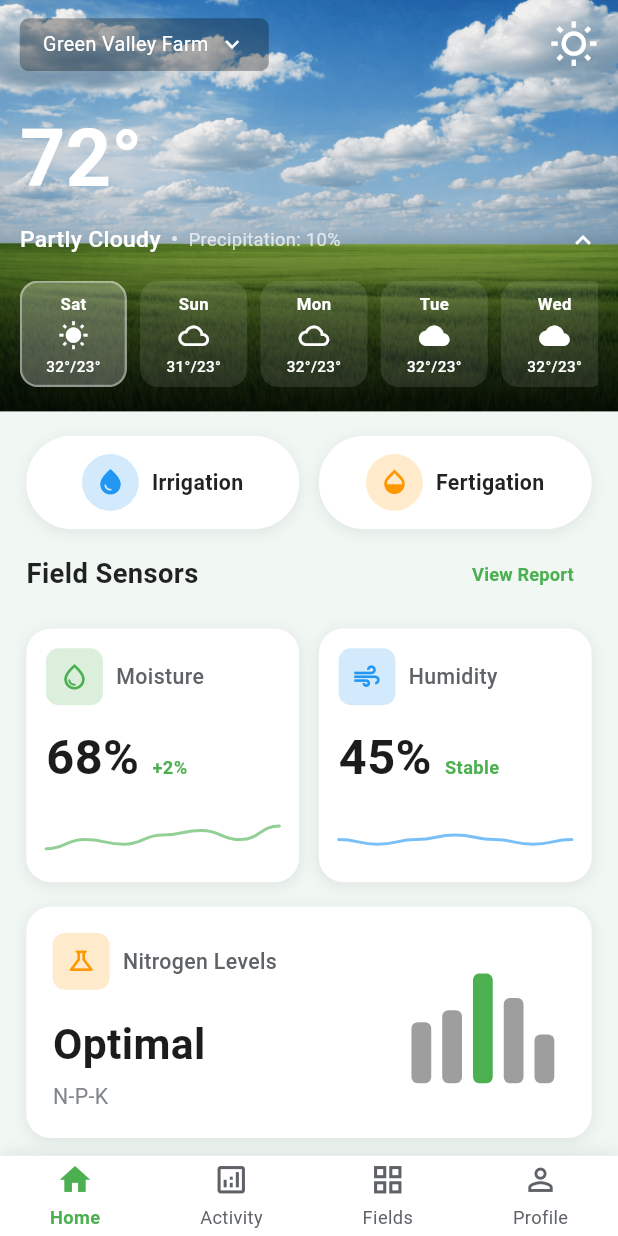
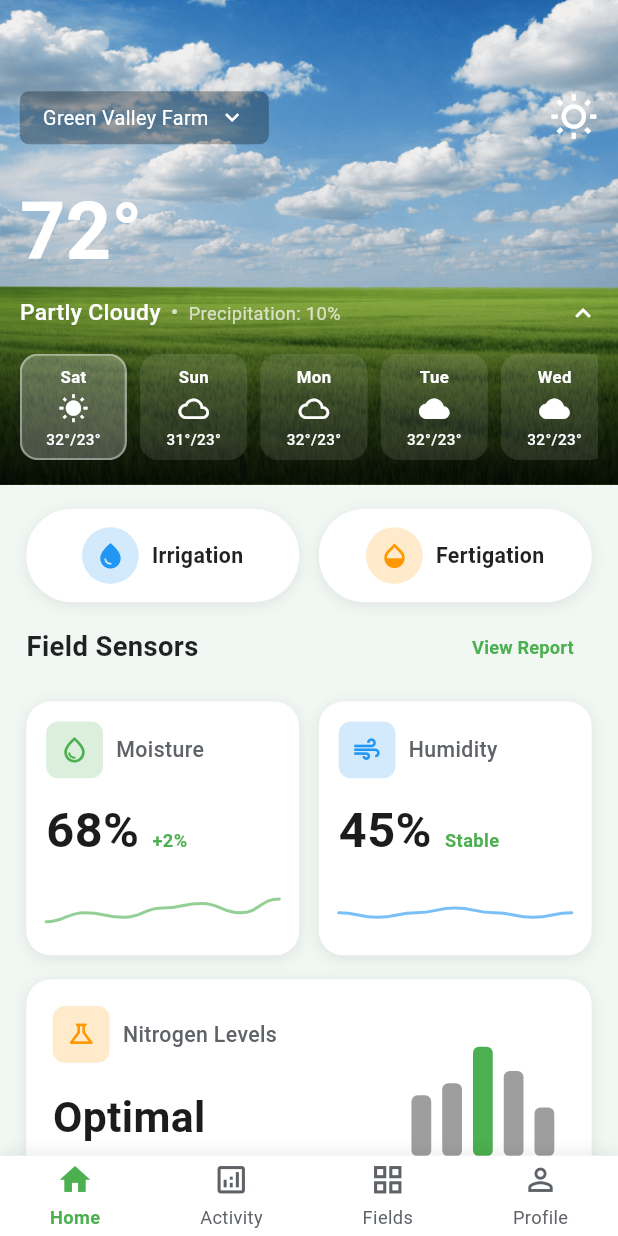
Before and after one commit to vishnulalvm/revinkrishi, a Flutter app: the screen it shows after launch, after a tap on "Partly Cloudy", on a phone screen of 412 x 824 dp. Run offline on Flutter 3.47's test engine with Material 3 defaults, Android fonts, the phone set to English and light mode, and no system bars; our stand-ins replace flutter_screenutil.

Commit message:
few changes in ui

```diff
--- a/lib/presentation/pages/activity_page.dart
+++ b/lib/presentation/pages/activity_page.dart
@@ -21,23 +21,23 @@ class _ActivityPageState extends State<ActivityPage> {
 
     return Scaffold(
       backgroundColor: isDark ? AppColors.darkBackground : AppColors.lightBackground,
+      extendBodyBehindAppBar: true,
+      appBar: AppBar(
+        backgroundColor: Colors.transparent,
+        elevation: 0,
+        centerTitle: true,
+        title: Text(
+          'Schedule',
+          style: TextStyle(
+            fontSize: 20.sp,
+            fontWeight: FontWeight.bold,
+            color: isDark ? AppColors.darkText : AppColors.lightText,
+          ),
+        ),
+      ),
       body: SafeArea(
         child: Column(
           children: [
-            // AppBar Section
-            Padding(
-              padding: EdgeInsets.symmetric(horizontal: 16.w, vertical: 12.h),
-              child: Center(
-                child: Text(
-                  'Schedule',
-                  style: TextStyle(
-                    fontSize: 20.sp,
-                    fontWeight: FontWeight.bold,
-                    color: isDark ? AppColors.darkText : AppColors.lightText,
-                  ),
-                ),
-              ),
-            ),
 
             // Week View Bar
             _buildWeekViewBar(isDark),
--- a/lib/presentation/pages/home_page.dart
+++ b/lib/presentation/pages/home_page.dart
@@ -12,13 +12,17 @@ class HomePage extends StatelessWidget {
   @override
   Widget build(BuildContext context) {
     return Scaffold(
-      body: SafeArea(
-        child: SingleChildScrollView(
-          child: Column(
-            crossAxisAlignment: CrossAxisAlignment.start,
-            children: [
-              // Combined Weather Header (App Bar + Weather Card)
-              const WeatherHeader(),
+      extendBodyBehindAppBar: true,
+      appBar: AppBar(
+        backgroundColor: Colors.transparent,
+        elevation: 0,
+      ),
+      body: SingleChildScrollView(
+        child: Column(
+          crossAxisAlignment: CrossAxisAlignment.start,
+          children: [
+            // Combined Weather Header (App Bar + Weather Card)
+            const WeatherHeader(),
 
               SizedBox(height: 16.h),
 
@@ -135,7 +139,6 @@ class HomePage extends StatelessWidget {
             ],
           ),
         ),
-      ),
     );
   }
 }
--- a/lib/presentation/pages/profile_page.dart
+++ b/lib/presentation/pages/profile_page.dart
@@ -11,6 +11,20 @@ class ProfilePage extends StatelessWidget {
 
     return Scaffold(
       backgroundColor: isDark ? AppColors.darkBackground : AppColors.lightBackground,
+      extendBodyBehindAppBar: true,
+      appBar: AppBar(
+        backgroundColor: Colors.transparent,
+        elevation: 0,
+        centerTitle: true,
+        title: Text(
+          'Profile',
+          style: TextStyle(
+            fontSize: 20.sp,
+            fontWeight: FontWeight.bold,
+            color: isDark ? AppColors.darkText : AppColors.lightText,
+          ),
+        ),
+      ),
       body: SafeArea(
         child: SingleChildScrollView(
           child: Column(
--- a/lib/presentation/widgets/weather_header.dart
+++ b/lib/presentation/widgets/weather_header.dart
@@ -57,7 +57,7 @@ class _WeatherHeaderState extends State<WeatherHeader> {
             ),
           ),
           Padding(
-            padding: EdgeInsets.fromLTRB(12.w, 12.h, 12.w, 16.h),
+            padding: EdgeInsets.fromLTRB(12.w, 60.h, 12.w, 16.h),
             child: Column(
               crossAxisAlignment: CrossAxisAlignment.start,
               children: [
```
